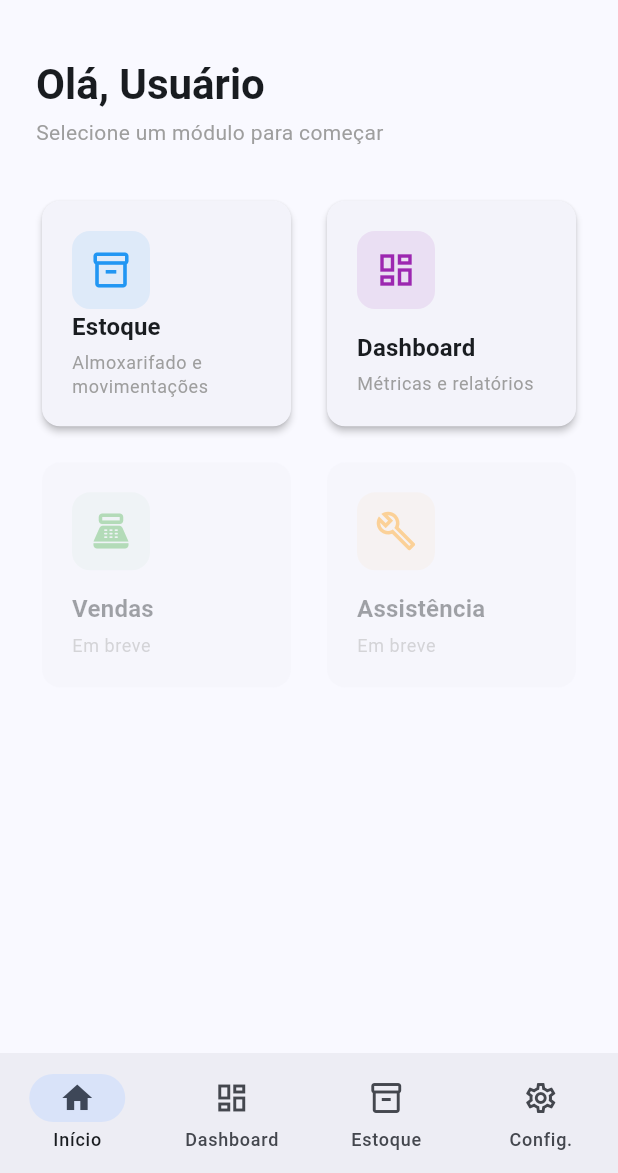
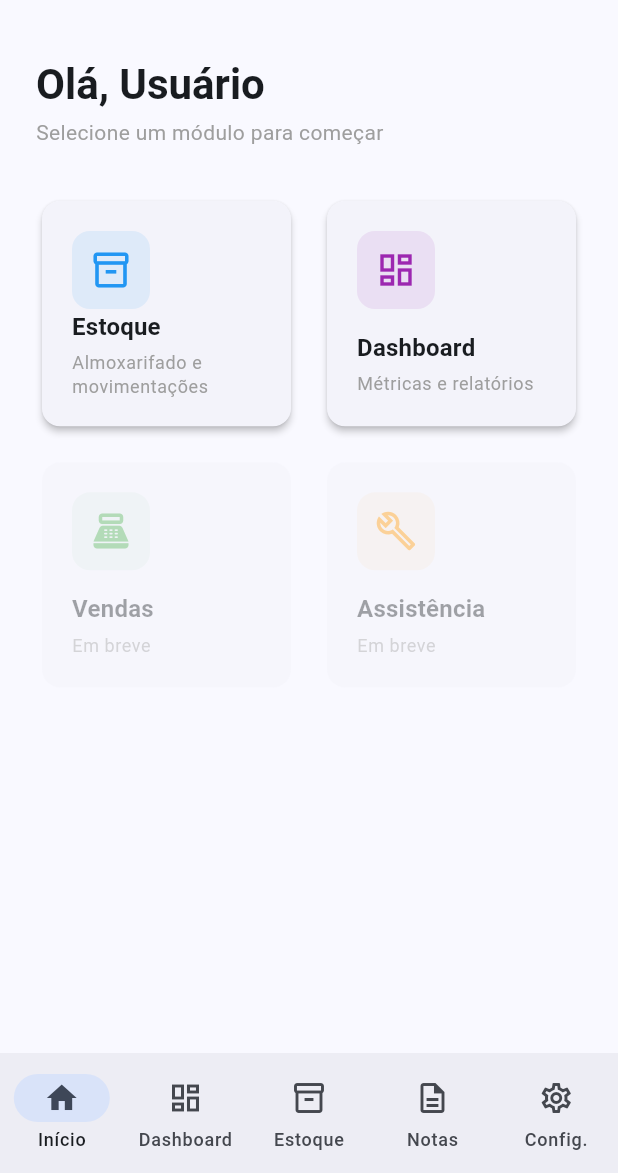
Before and after one commit to Leoras-gg/erp-modular, a Flutter app: the HomeScreen screen opened by its route, on a phone screen of 412 x 824 dp, the part 63-1236 px from its top. Run offline on Flutter 3.47's test engine with Material 3 defaults, Android fonts, the phone set to English and light mode, and no system bars; our stand-ins replace file_picker, flutter_riverpod, go_router, supabase_flutter; accounts and stored records are empty.

Commit message:
feat(notas): conecta rota /notas e adiciona item de navegação no AppShell

```diff
--- a/lib/core/router.dart
+++ b/lib/core/router.dart
@@ -25,6 +25,9 @@ import '../features/estoque/presentation/estoque_screen.dart';
 import '../features/configuracoes/presentation/configuracoes_screen.dart';
 import 'widgets/app_shell.dart';
 
+// Adiciona este import no topo do router.dart:
+import '../features/notas/presentation/notas_screen.dart';
+
 // ============================================================
 // NOMES DAS ROTAS — constantes para evitar strings mágicas
 // ============================================================
@@ -36,6 +39,9 @@ class AppRoutes {
   static const dashboard = '/dashboard';
   static const estoque = '/estoque';
   static const configuracoes = '/configuracoes';
+
+  // Adiciona esta constante em AppRoutes:
+  static const notas = '/notas';
 
   // Construtor privado — esta classe não deve ser instanciada
   // Conceito POO: utility class com apenas membros estáticos
@@ -119,6 +125,12 @@ final routerProvider = Provider<GoRouter>((ref) {
             name: 'configuracoes',
             builder: (context, state) => const ConfiguracoesScreen(),
           ),
+          // Adiciona esta rota dentro do ShellRoute (junto com estoque, dashboard...):
+          GoRoute(
+            path: AppRoutes.notas,
+            name: 'notas',
+            builder: (context, state) => const NotasScreen(),
+          ),
         ],
       ),
     ],
--- a/lib/core/widgets/app_shell.dart
+++ b/lib/core/widgets/app_shell.dart
@@ -92,10 +92,7 @@ class _DesktopShell extends ConsumerWidget {
             extended: extended,
 
             // leading: widget no topo da rail (logo + nome do usuário)
-            leading: _RailHeader(
-              nomeUsuario: nomeUsuario,
-              extended: extended,
-            ),
+            leading: _RailHeader(nomeUsuario: nomeUsuario, extended: extended),
 
             // trailing: widget no rodapé da rail (botão de logout)
             trailing: _RailFooter(
@@ -124,6 +121,12 @@ class _DesktopShell extends ConsumerWidget {
                 icon: Icon(Icons.inventory_2_outlined),
                 selectedIcon: Icon(Icons.inventory_2),
                 label: Text('Estoque'),
+              ),
+              // No NavigationRail destinations, adiciona após estoque:
+              NavigationRailDestination(
+                icon: Icon(Icons.description_outlined),
+                selectedIcon: Icon(Icons.description),
+                label: Text('Notas'),
               ),
               NavigationRailDestination(
                 icon: Icon(Icons.settings_outlined),
@@ -193,6 +196,12 @@ class _MobileShell extends ConsumerWidget {
             selectedIcon: Icon(Icons.inventory_2),
             label: 'Estoque',
           ),
+          // No NavigationBar destinations, adiciona após estoque:
+          NavigationDestination(
+            icon: Icon(Icons.description_outlined),
+            selectedIcon: Icon(Icons.description),
+            label: 'Notas',
+          ),
           NavigationDestination(
             icon: Icon(Icons.settings_outlined),
             selectedIcon: Icon(Icons.settings),
@@ -214,7 +223,9 @@ int _selectedIndex(BuildContext context) {
 
   if (location.startsWith(AppRoutes.dashboard)) return 1;
   if (location.startsWith(AppRoutes.estoque)) return 2;
-  if (location.startsWith(AppRoutes.configuracoes)) return 3;
+  // No _selectedIndex, adiciona:
+  if (location.startsWith(AppRoutes.notas)) return 3;
+  if (location.startsWith(AppRoutes.configuracoes)) return 4;
   return 0; // home é o padrão
 }
 
@@ -228,6 +239,8 @@ void _onDestinationSelected(BuildContext context, int index) {
     case 2:
       context.go(AppRoutes.estoque);
     case 3:
+      context.go(AppRoutes.notas);
+    case 4:
       context.go(AppRoutes.configuracoes);
   }
 }
@@ -241,10 +254,7 @@ class _RailHeader extends StatelessWidget {
   final String nomeUsuario;
   final bool extended;
 
-  const _RailHeader({
-    required this.nomeUsuario,
-    required this.extended,
-  });
+  const _RailHeader({required this.nomeUsuario, required this.extended});
 
   @override
   Widget build(BuildContext context) {
@@ -286,10 +296,7 @@ class _RailFooter extends StatelessWidget {
   final bool extended;
   final VoidCallback onLogout;
 
-  const _RailFooter({
-    required this.extended,
-    required this.onLogout,
-  });
+  const _RailFooter({required this.extended, required this.onLogout});
 
   @override
   Widget build(BuildContext context) {
```
Also changed, not shown: 1 other file.
